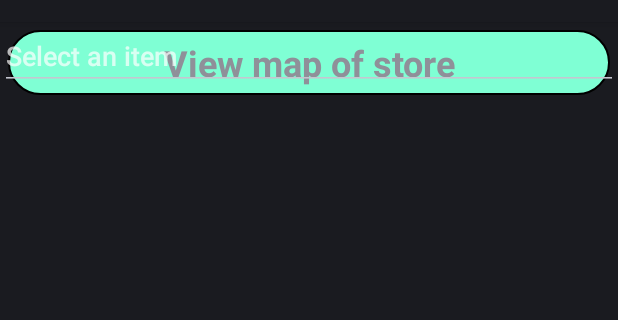
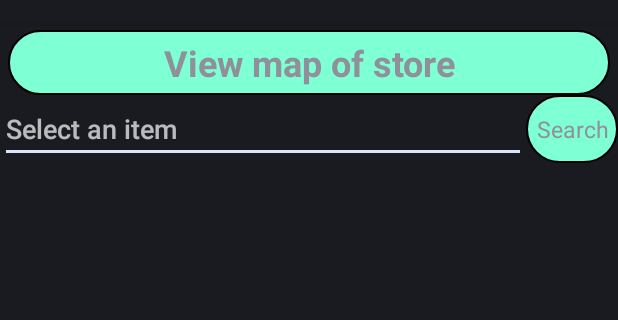
Before and after one commit to triminh12042002/MyStore, an Android app: the layout activity_main.xml on its own in the app's theme, with its tools: preview values and no code run, on a phone screen of 412 x 824 dp, the part 62-382 px from its top. Run offline under Robolectric (Android 15) with nearby library versions, the phone set to English and light mode, and no system bars.

Commit message:
AutoCompleteTextView main_activity.xml

```diff
--- a/app/src/main/res/layout/activity_main.xml
+++ b/app/src/main/res/layout/activity_main.xml
@@ -21,6 +21,35 @@
         android:layout_margin="5dp"
         />
 
+    <LinearLayout
+        android:id="@+id/linearSearch"
+        android:layout_width="match_parent"
+        android:layout_height="wrap_content"
+        android:orientation="horizontal"
+        app:layout_constraintStart_toStartOf="parent"
+        app:layout_constraintTop_toBottomOf="@+id/viewMapButton"
+        >
+
+        <AutoCompleteTextView
+            android:id="@+id/autoComplete"
+            android:layout_width="match_parent"
+            android:layout_height="wrap_content"
+            android:completionThreshold="1"
+            android:hint="Select an item"
+            android:layout_weight="1.5"/>
+        <TextView
+            android:id="@+id/searchButton"
+            android:layout_width="match_parent"
+            android:layout_height="match_parent"
+            android:gravity="center"
+            android:textAlignment="center"
+            android:text="Search"
+            android:textSize="15dp"
+            android:layout_weight="8.5"
+            android:background="@drawable/button_bg"/>
+    </LinearLayout>
+
+
     <androidx.recyclerview.widget.RecyclerView
         android:id="@+id/recyclerView"
         android:layout_width="match_parent"
@@ -29,16 +58,9 @@
         android:layout_margin="8dp"
         android:background="#e6e6fa"
         app:layout_constraintStart_toStartOf="parent"
-        app:layout_constraintTop_toBottomOf="@id/viewMapButton" />
+        app:layout_constraintTop_toBottomOf="@+id/linearSearch" />
 
-    <AutoCompleteTextView
-        android:id="@+id/autoComplete"
-        android:layout_width="match_parent"
-        android:layout_height="wrap_content"
-        android:completionThreshold="1"
-        android:hint="Select an item"
-        tools:layout_editor_absoluteX="5dp"
-        tools:layout_editor_absoluteY="2dp" />
+
 
 
 </androidx.constraintlayout.widget.ConstraintLayout>
```
